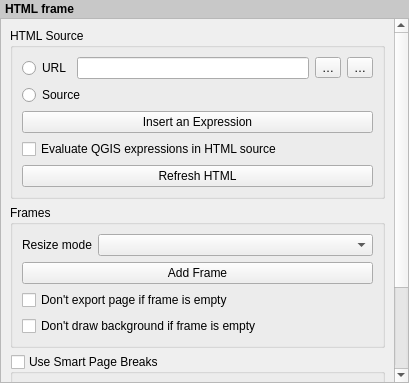
First picture: the form in src/ui/layout/qgslayouthtmlwidgetbase.ui, repository qgis/QGIS, before the edit.
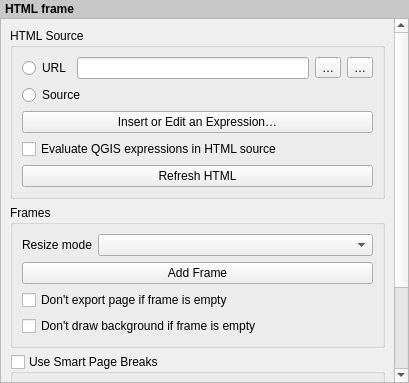
Second picture: the form after the edit. Custom widgets are drawn as their Qt base class.

Commit message: [needs-docs] Insert an Expression button also edits

Patch:
```diff
--- a/src/ui/layout/qgslayouthtmlwidgetbase.ui
+++ b/src/ui/layout/qgslayouthtmlwidgetbase.ui
@@ -133,7 +133,7 @@
           <item row="4" column="0" colspan="2">
            <widget class="QPushButton" name="mInsertExpressionButton">
             <property name="text">
-             <string>Insert an Expression</string>
+             <string>Insert or Edit an Expression…</string>
             </property>
            </widget>
           </item>
```
The commit also changes 4 other files.
